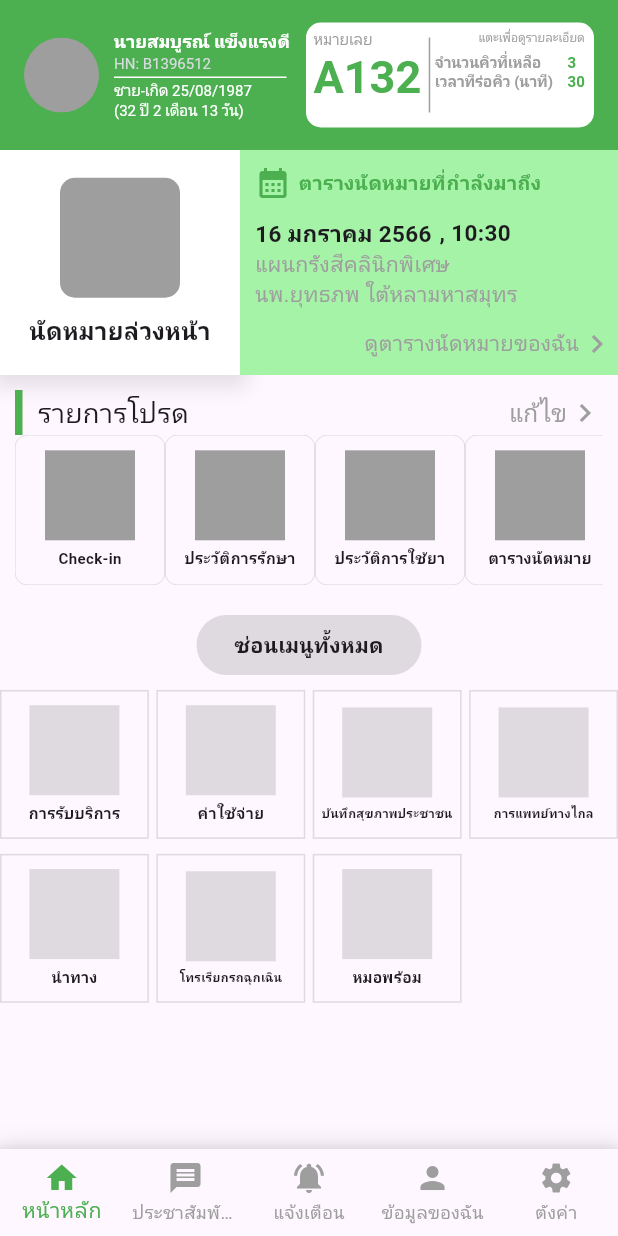
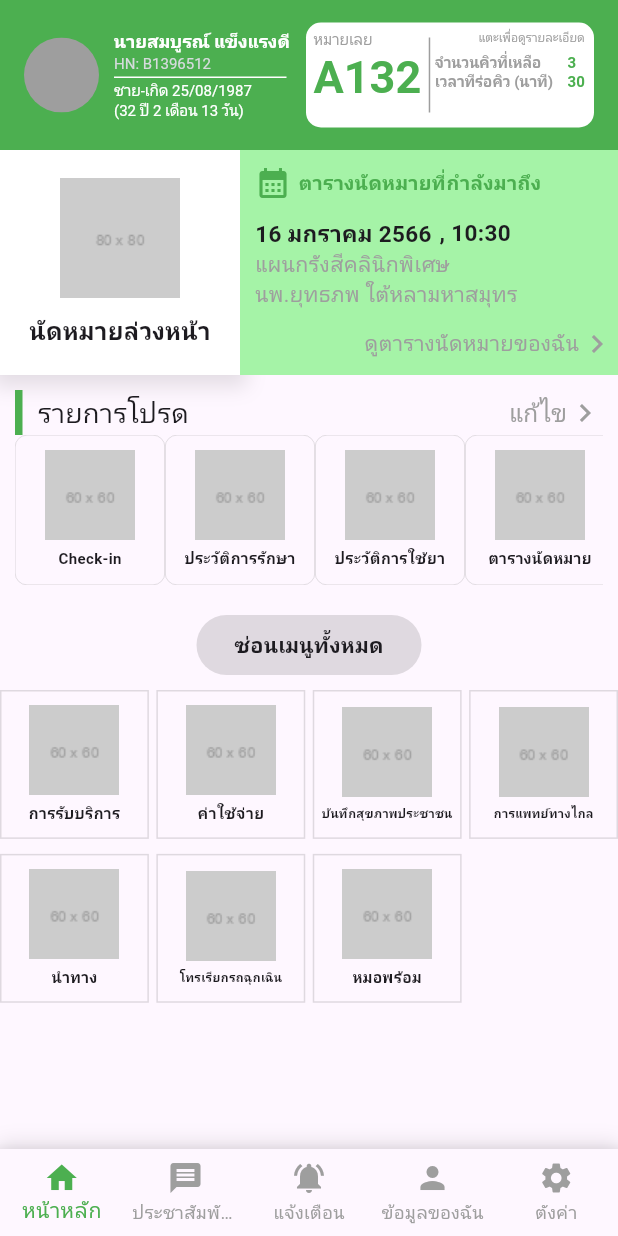
Before and after one commit to Flukekub201/DoctorApp, a Flutter app: the MainPage screen opened directly, on a phone screen of 412 x 824 dp. Run offline on Flutter 3.47's test engine with Material 3 defaults, Android fonts, the phone set to English and light mode, and no system bars.

Commit message:
home_page

```diff
--- a/doctor_app/lib/Page/home_page.dart
+++ b/doctor_app/lib/Page/home_page.dart
@@ -49,7 +49,11 @@ class _HomPageState extends State<HomPage> {
             ),
             child: Column(
               children: [
-                Container(
+                InkWell(
+                  onTap: () {
+                    print('นัดหมายล่วงหน้า');
+                  },
+                  child: Container(
                     width: 160,
                     height: 150,
                     decoration: BoxDecoration(
@@ -66,14 +70,8 @@ class _HomPageState extends State<HomPage> {
                     child: Column(
                       mainAxisAlignment: MainAxisAlignment.center,
                       children: [
-                      Container(
-                        width: 80,
-                        height: 80,
-                        decoration: BoxDecoration(
-                          borderRadius: BorderRadius.circular(10),
-                          color: Colors.grey,
-                        ),
-                      ),
+                        Image.asset('assets/img/80.png',
+                            height: 80, width: 80, fit: BoxFit.cover),
                         const SizedBox(height: 10),
                         const Text(
                           'นัดหมายล่วงหน้า',
@@ -81,6 +79,7 @@ class _HomPageState extends State<HomPage> {
                               fontSize: 16, fontWeight: FontWeight.bold),
                         ),
                       ],
+                    ),
                   ),
                 ),
               ],
@@ -216,11 +215,8 @@ class _HomPageState extends State<HomPage> {
                           padding: const EdgeInsets.all(10),
                           child: Column(
                             children: [
-                              Container(
-                                width: 60,
-                                height: 60,
-                                color: Colors.grey,
-                              ),
+                              Image.asset(data[index].image,
+                                  height: 60, width: 60, fit: BoxFit.cover),
                               const SizedBox(height: 5),
                               Text(
                                 data[index].favoriteName,
@@ -290,11 +286,8 @@ Widget MainMenu() {
           child: Column(
             mainAxisAlignment: MainAxisAlignment.center,
             children: [
-              Container(
-                width: 60,
-                height: 60,
-                color: Colors.black12,
-              ),
+              Image.asset(menuItems[index].image,
+                  height: 60, width: 60, fit: BoxFit.cover),
               const SizedBox(
                 height: 5,
               ),
--- a/doctor_app/lib/models/data_model.dart
+++ b/doctor_app/lib/models/data_model.dart
@@ -1,26 +1,29 @@
 class FavoriteMenuItem {
   String favoriteName;
-  FavoriteMenuItem({required this.favoriteName});
+  String image;
+  FavoriteMenuItem({required this.favoriteName, required this.image});
 }
+
+List<FavoriteMenuItem> data = [
+  FavoriteMenuItem(favoriteName: 'Check-in', image: 'assets/img/60.png'),
+  FavoriteMenuItem(favoriteName: 'ประวัติการรักษา', image: 'assets/img/60.png'),
+  FavoriteMenuItem(favoriteName: 'ประวัติการใช้ยา', image: 'assets/img/60.png'),
+  FavoriteMenuItem(favoriteName: 'ตารางนัดหมาย', image: 'assets/img/60.png'),
+];
 
 class MenuItemData {
   final String title;
+  final String image;
 
-  MenuItemData({required this.title});
+  MenuItemData({required this.title, required this.image});
 }
 
-List<FavoriteMenuItem> data = [
-  FavoriteMenuItem(favoriteName: 'Check-in'),
-  FavoriteMenuItem(favoriteName: 'ประวัติการรักษา'),
-  FavoriteMenuItem(favoriteName: 'ประวัติการใช้ยา'),
-  FavoriteMenuItem(favoriteName: 'ตารางนัดหมาย'),
+List<MenuItemData> menuItems = [
+  MenuItemData(title: 'การรับบริการ', image: 'assets/img/60.png'),
+  MenuItemData(title: 'ค่าใช้จ่าย', image: 'assets/img/60.png'),
+  MenuItemData(title: 'บันทึกสุขภาพประชาชน', image: 'assets/img/60.png'),
+  MenuItemData(title: 'การแพทย์ทางไกล', image: 'assets/img/60.png'),
+  MenuItemData(title: 'นำทาง', image: 'assets/img/60.png'),
+  MenuItemData(title: 'โทรเรียกรถฉุกเฉิน', image: 'assets/img/60.png'),
+  MenuItemData(title: 'หมอพร้อม', image: 'assets/img/60.png'),
 ];
-List<MenuItemData> menuItems = [
-  MenuItemData(title: 'การรับบริการ'),
-  MenuItemData(title: 'ค่าใช้จ่าย'),
-  MenuItemData(title: 'บันทึกสุขภาพประชาชน'),
-  MenuItemData(title: 'การแพทย์ทางไกล'),
-  MenuItemData(title: 'นำทาง'),
-  MenuItemData(title: 'โทรเรียกรถฉุกเฉิน'),
-  MenuItemData(title: 'หมอพร้อม'),
-];
--- a/doctor_app/pubspec.yaml
+++ b/doctor_app/pubspec.yaml
@@ -61,6 +61,7 @@ flutter:
   # To add assets to your application, add an assets section, like this:
   assets:
     - assets/background/
+    - assets/img/
 
   # An image asset can refer to one or more resolution-specific "variants", see
   # https://flutter.dev/assets-and-images/#resolution-aware
```
Also changed, not shown: doctor_app/assets/img/60.png (added), doctor_app/assets/img/80.png (added). Lines whose indentation alone changed are shown as unchanged.
